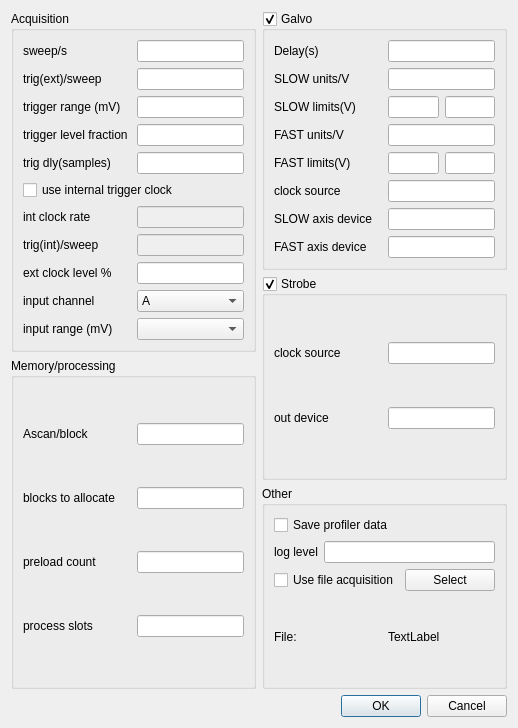
djsperka/vortup, file VtxEngineParamsDialog.ui: the form before one commit.
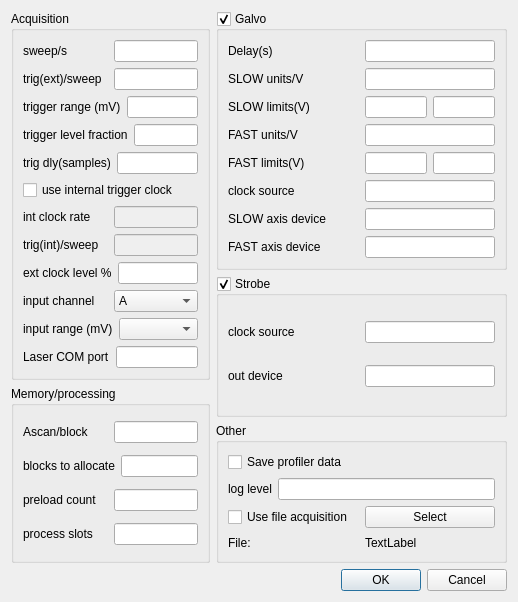
The form after the commit. Custom widgets are drawn as their Qt base class.

Commit message: Incorporate a test for laser being ON. Add config value for laser port in engine params dialog and conf file.

What changed in the file:
```diff
--- a/VtxEngineParamsDialog.ui
+++ b/VtxEngineParamsDialog.ui
@@ -7,7 +7,7 @@
     <x>0</x>
     <y>0</y>
     <width>518</width>
-    <height>728</height>
+    <height>602</height>
    </rect>
   </property>
   <property name="windowTitle">
@@ -15,10 +15,12 @@
   </property>
   <layout class="QVBoxLayout" name="verticalLayout_9">
    <item>
-    <layout class="QHBoxLayout" name="horizontalLayout_29" stretch="1,1">
-     <item>
       <layout class="QVBoxLayout" name="verticalLayout_7">
        <item>
+      <layout class="QHBoxLayout" name="horizontalLayout_33">
+       <item>
+        <layout class="QVBoxLayout" name="verticalLayout_6">
+         <item>
         <widget class="QGroupBox" name="groupBox_3">
          <property name="title">
           <string>Acquisition</string>
@@ -232,6 +234,20 @@
             </item>
            </layout>
           </item>
+            <item>
+             <layout class="QHBoxLayout" name="horizontalLayout_29">
+              <item>
+               <widget class="QLabel" name="label_26">
+                <property name="text">
+                 <string>Laser COM port</string>
+                </property>
+               </widget>
+              </item>
+              <item>
+               <widget class="QLineEdit" name="leLaserPort"/>
+              </item>
+             </layout>
+            </item>
          </layout>
         </widget>
        </item>
@@ -584,6 +600,8 @@
         <set>QDialogButtonBox::Cancel|QDialogButtonBox::Ok</set>
        </property>
       </widget>
+       </item>
+      </layout>
      </item>
     </layout>
    </item>
```
Lines whose indentation alone changed are shown as unchanged. The commit also changes 4 other files.
